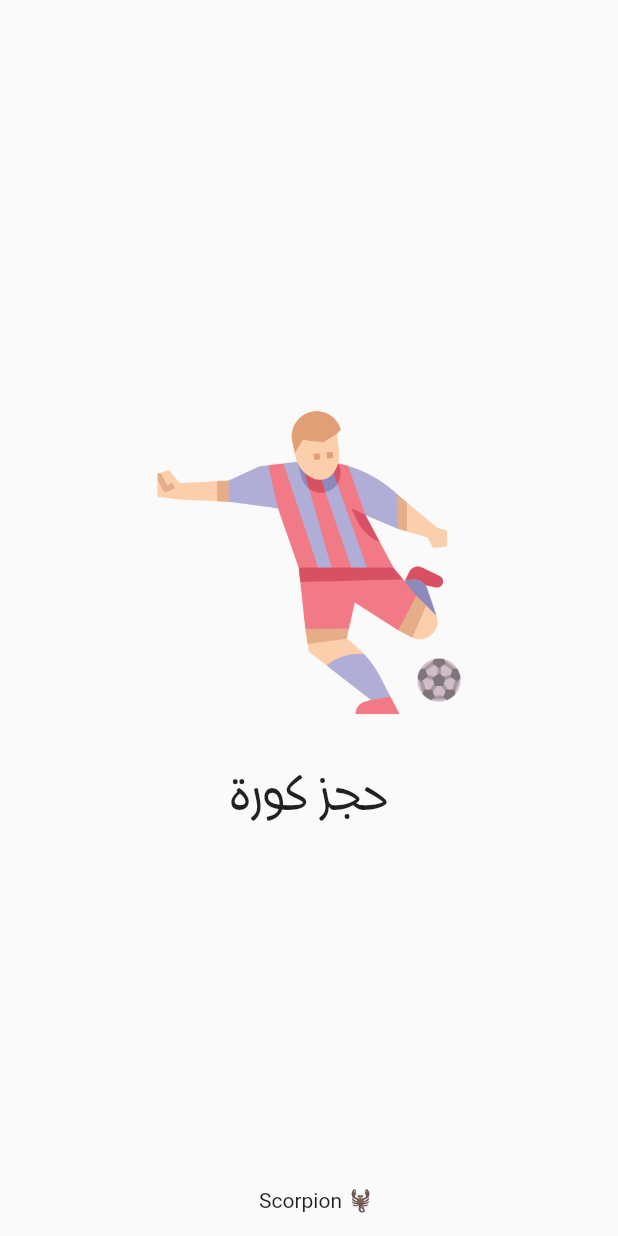
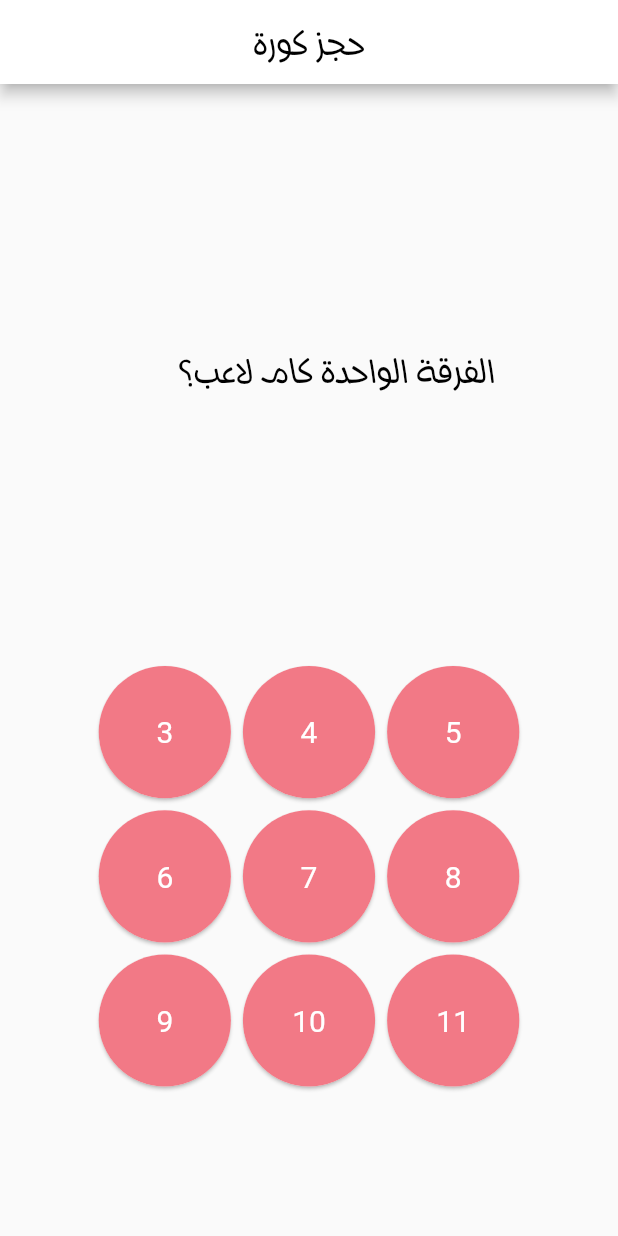
Before and after one commit to osamaOmran1917/Hagz-Kura, a Flutter app: the screen it shows after launch, on a phone screen of 412 x 824 dp. Run offline on Flutter 3.47's test engine with Material 2 defaults, Android fonts, the phone set to English and light mode, and no system bars; our stand-ins replace animated_text_kit.

Commit message:
Home Screen

```diff
--- /dev/null
+++ b/lib/home_screen.dart
@@ -0,0 +1,139 @@
+import 'package:flutter/material.dart';
+
+class HomeScreen extends StatefulWidget {
+  @override
+  State<HomeScreen> createState() => _HomeScreenState();
+}
+
+class _HomeScreenState extends State<HomeScreen> {
+  bool _isAnimated = false;
+
+  @override
+  void initState() {
+    super.initState();
+    Future.delayed(Duration(milliseconds: 500), () {
+      setState(() {
+        _isAnimated = true;
+      });
+    });
+  }
+
+  @override
+  Widget build(BuildContext context) {
+    double height = MediaQuery.of(context).size.height,
+        width = MediaQuery.of(context).size.width;
+    return Scaffold(
+      appBar: AppBar(
+        automaticallyImplyLeading: false,
+        centerTitle: true,
+        backgroundColor: Colors.white,
+        title: Text(
+          'حجز كورة',
+          style: TextStyle(
+              fontFamily: 'MyArabicFont',
+              color: Colors.black,
+              fontSize: width * .07),
+        ),
+      ),
+      body: Column(
+        children: [
+          Expanded(
+            child: Stack(
+              children: [
+                AnimatedPositioned(
+                  top: height * .21,
+                  right: _isAnimated ? width * .199 : -width * .5,
+                  duration: Duration(seconds: 1),
+                  child: Text(
+                    'الفرقة الواحدة كام لاعب؟',
+                    style: TextStyle(
+                        fontFamily: 'MyArabicFont',
+                        color: Colors.black,
+                        fontSize: width * .07),
+                  ),
+                ),
+              ],
+            ),
+          ),
+          Expanded(
+              child: GridView.count(
+            padding: EdgeInsets.only(
+                left: width * .15, right: width * .15, bottom: height * .35),
+            crossAxisCount: 3,
+            children: List.generate(9, (index) {
+              return InkWell(
+                onTap: () {},
+                child: Material(
+                  color: Colors.transparent,
+                  child: Card(
+                    shape: CircleBorder(),
+                    child: CircleAvatar(
+                      radius: 30,
+                      backgroundColor: Color(0xFFF27986),
+                      child: Text(
+                        '${index + 3}',
+                        style: TextStyle(
+                          color: Colors.white,
+                          fontSize: 20,
+                        ),
+                      ),
+                    ),
+                  ),
+                ),
+              );
+            }),
+          ))
+        ],
+      ),
+    );
+  }
+}
+
+class InsertPlayers extends StatelessWidget {
+  @override
+  Widget build(BuildContext context) {
+    double height = MediaQuery.of(context).size.height,
+        width = MediaQuery.of(context).size.width;
+    return Column(
+      children: [
+        Expanded(
+          child: Text(
+            'أساميهم..',
+            style: TextStyle(
+                fontFamily: 'MyArabicFont',
+                color: Colors.black,
+                fontSize: width * .07),
+          ),
+        ),
+        Expanded(
+            child: GridView.count(
+          padding: EdgeInsets.only(
+              left: width * .15, right: width * .15, bottom: height * .35),
+          crossAxisCount: 3,
+          children: List.generate(9, (index) {
+            return InkWell(
+              onTap: () {},
+              child: Material(
+                color: Colors.transparent,
+                child: Card(
+                  shape: CircleBorder(),
+                  child: CircleAvatar(
+                    radius: 30,
+                    backgroundColor: Color(0xFFF27986),
+                    child: Text(
+                      '${index + 3}',
+                      style: TextStyle(
+                        color: Colors.white,
+                        fontSize: 20,
+                      ),
+                    ),
+                  ),
+                ),
+              ),
+            );
+          }),
+        ))
+      ],
+    );
+  }
+}
--- a/lib/main.dart
+++ b/lib/main.dart
@@ -12,6 +12,7 @@ class MyApp extends StatelessWidget {
   @override
   Widget build(BuildContext context) {
     return MaterialApp(
+      debugShowCheckedModeBanner: false,
       home: SplashScreen(),
     );
   }
```
Also changed, not shown: lib/splash_screen.dart (+52 -4 lines).
